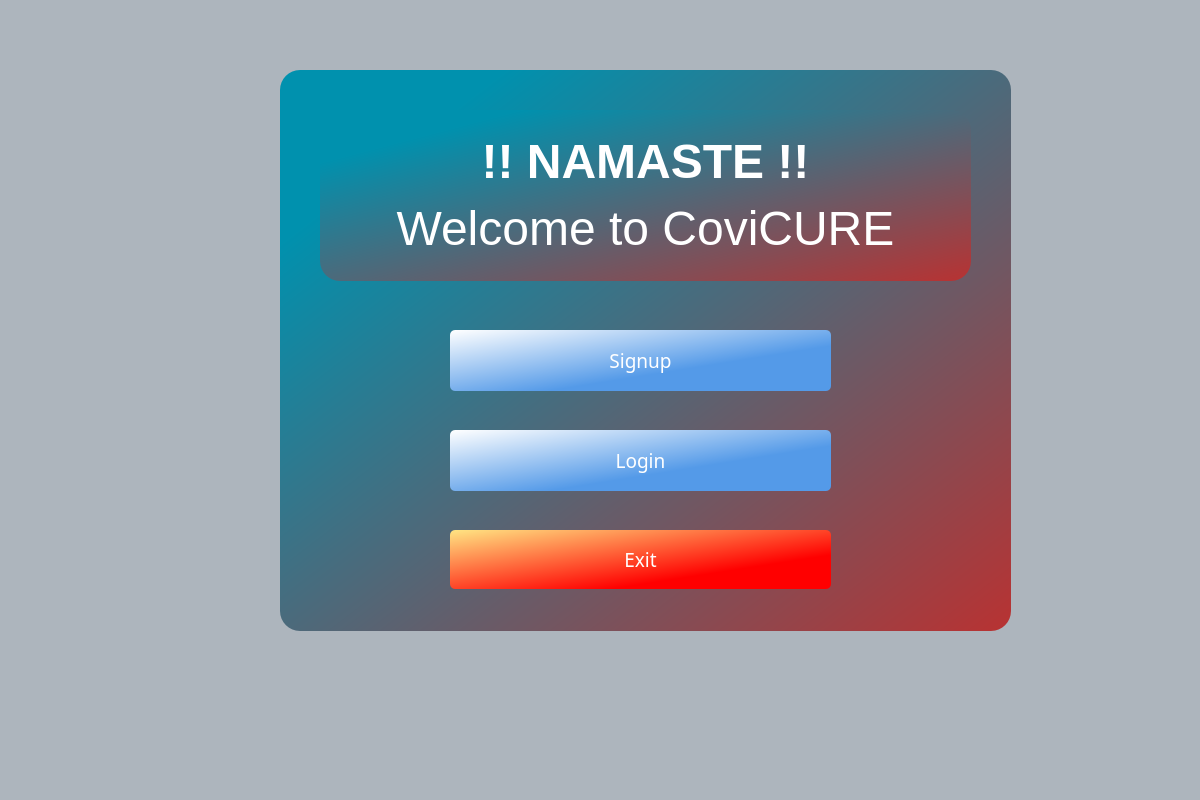
First picture: the form in CoviCURE/Forms/Main/mainwindow.ui, repository ayush-regmi/CoviCURE, before the edit.
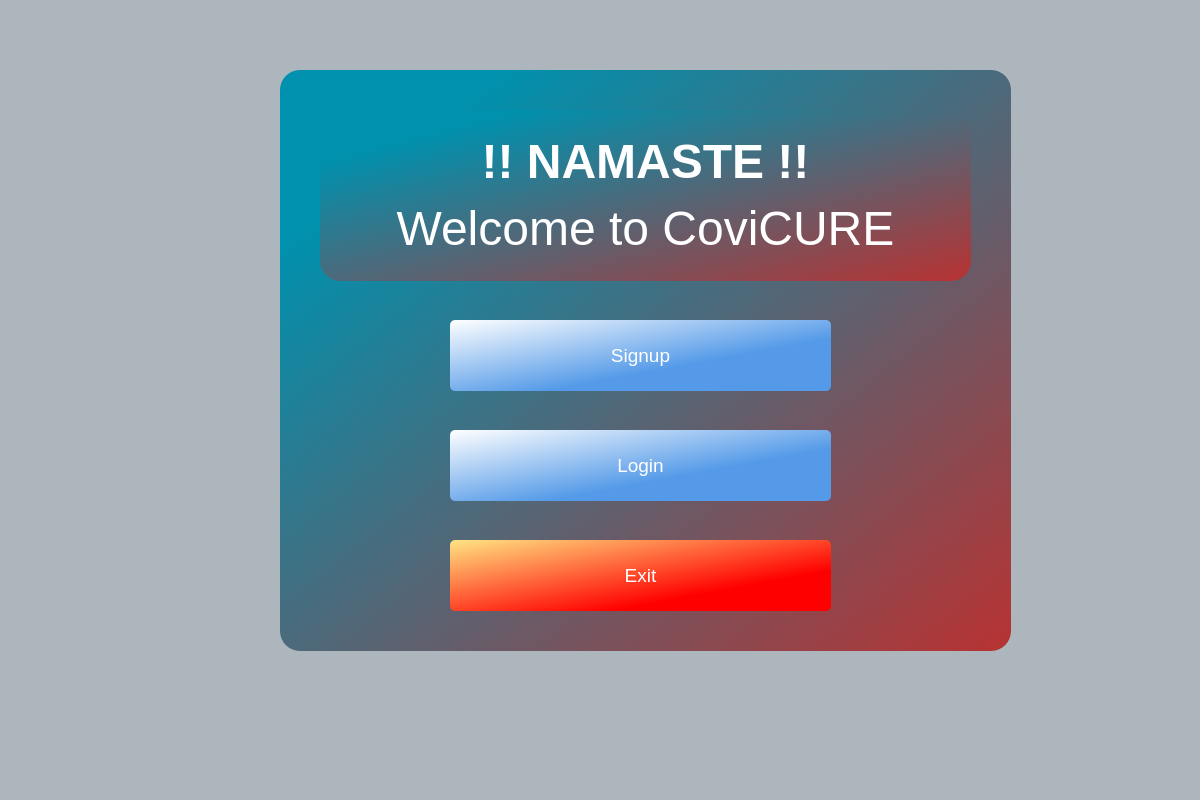
Second picture: the form after the edit.

What changed in the file:
```diff
--- a/CoviCURE/Forms/Main/mainwindow.ui
+++ b/CoviCURE/Forms/Main/mainwindow.ui
@@ -23,7 +23,7 @@
       <x>280</x>
       <y>70</y>
       <width>731</width>
-      <height>561</height>
+      <height>581</height>
      </rect>
     </property>
     <property name="styleSheet">
@@ -37,9 +37,9 @@
      <property name="geometry">
       <rect>
        <x>170</x>
-       <y>260</y>
+       <y>250</y>
        <width>381</width>
-       <height>61</height>
+       <height>71</height>
       </rect>
      </property>
      <property name="sizePolicy">
@@ -50,7 +50,6 @@
      </property>
      <property name="font">
       <font>
-       <family>Arial Rounded MT Bold</family>
        <pointsize>14</pointsize>
        <italic>false</italic>
        <bold>false</bold>
@@ -73,7 +72,7 @@
        <x>170</x>
        <y>360</y>
        <width>381</width>
-       <height>61</height>
+       <height>71</height>
       </rect>
      </property>
      <property name="sizePolicy">
@@ -84,7 +83,6 @@
      </property>
      <property name="font">
       <font>
-       <family>Arial Rounded MT Bold</family>
        <pointsize>14</pointsize>
        <italic>false</italic>
        <bold>false</bold>
@@ -105,9 +103,9 @@
      <property name="geometry">
       <rect>
        <x>170</x>
-       <y>460</y>
+       <y>470</y>
        <width>381</width>
-       <height>59</height>
+       <height>71</height>
       </rect>
      </property>
      <property name="sizePolicy">
@@ -118,7 +116,6 @@
      </property>
      <property name="font">
       <font>
-       <family>Arial Rounded MT Bold</family>
        <pointsize>14</pointsize>
        <italic>false</italic>
        <bold>false</bold>
```
Left out of the diff: 1 changed line with no effect on the pictures.
